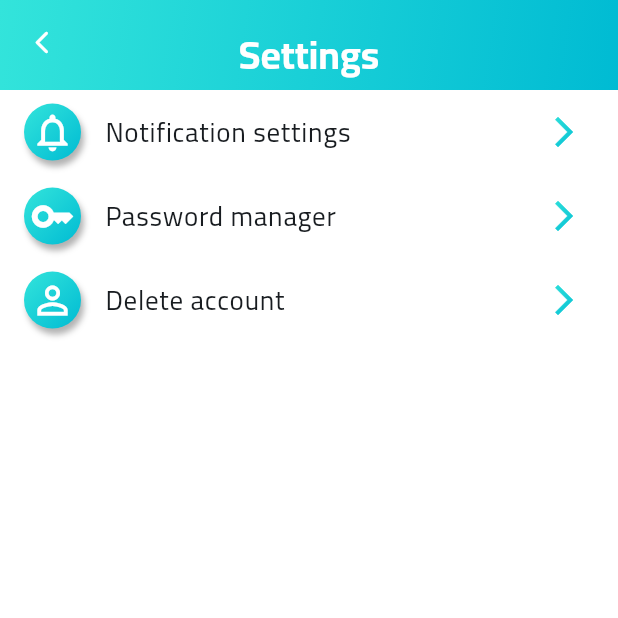
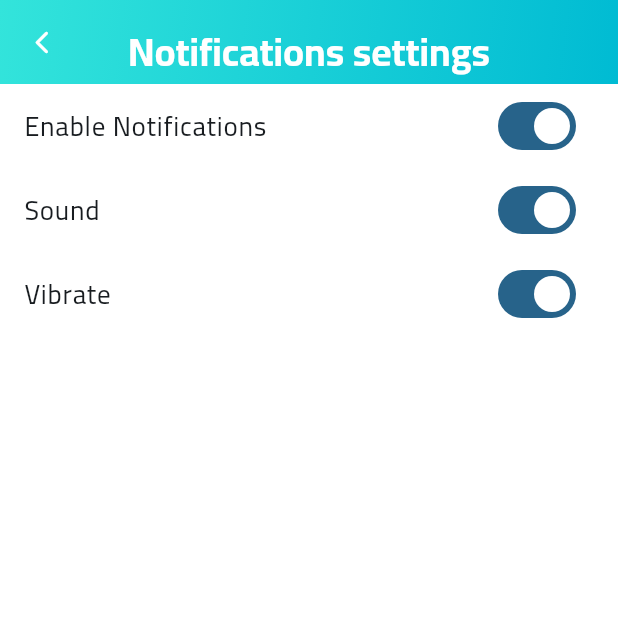
Before and after one commit to Abdalrahman1723/Health-care-management-app, a Flutter app: the SettingsScreen screen opened by its route, after a tap on "Notification settings", on a phone screen of 412 x 824 dp, the top half of it. Run offline on Flutter 3.47's test engine with Material 3 defaults, Android fonts, the phone set to English and light mode, and no system bars; our stand-ins replace bloc, dartz, equatable, flutter_svg, fluttertoast; missing offline and left inert: calendar_day_slot_navigator.

Commit message:
add notification settings screen

```diff
--- a/lib/config/routes/routes.dart
+++ b/lib/config/routes/routes.dart
@@ -1,3 +1,4 @@
+import 'package:health_care_app/features/app%20settings/presentation/screens/notification_settings_screen.dart';
 import 'package:health_care_app/features/app%20settings/presentation/screens/settings_screen.dart';
 import 'package:health_care_app/features/main%20page/presentation/screens/main_screen.dart';
 import 'package:health_care_app/features/personal%20profile/presentation/screens/edit_profile_screen.dart';
@@ -10,6 +11,8 @@ class Routes {
   static const String userProfileScreen = '/UserProfileScreen';
   static const String settingsScreen = '/SettingsScreen';
   static const String editProfileScreen = '/EditProfileScreen';
+  static const String notificationSettingsScreen = '/NotificationSettingsScreen';
+
 }
 
 final routes = {
@@ -18,4 +21,5 @@ final routes = {
   Routes.userProfileScreen: (context) => const UserProfileScreen(),
   Routes.settingsScreen: (context) => const SettingsScreen(),
   Routes.editProfileScreen: (context) => const EditProfileScreen(),
+  Routes.notificationSettingsScreen: (context) => const NotificationSettingsScreen(),
 };
--- /dev/null
+++ b/lib/core/utils/app_bar.dart
@@ -0,0 +1,34 @@
+import 'package:flutter/material.dart';
+import 'package:health_care_app/core/utils/app_colors.dart';
+
+AppBar myAppBar({required BuildContext context, required String title}) {
+  return AppBar(
+    // the back button
+    leading: IconButton(
+      style: ButtonStyle(
+        backgroundColor: WidgetStateProperty.all(Colors.transparent),
+      ),
+      onPressed: () => Navigator.pop(context),
+      icon: const Icon(
+        Icons.arrow_back_ios_new_rounded,
+        color: Colors.white,
+      ),
+    ),
+    automaticallyImplyLeading: false,
+    flexibleSpace: Container(
+      padding: const EdgeInsets.only(top: 12),
+      // for gradient color background
+      decoration: BoxDecoration(gradient: AppColors.containerBackground),
+      child: Column(
+        mainAxisAlignment: MainAxisAlignment.center,
+        crossAxisAlignment: CrossAxisAlignment.center,
+        children: [
+          Text(
+            title,
+            style: Theme.of(context).textTheme.headlineLarge,
+          ),
+        ],
+      ),
+    ),
+  );
+}
--- /dev/null
+++ b/lib/features/app settings/presentation/screens/notification_settings_screen.dart
@@ -0,0 +1,66 @@
+import 'package:flutter/material.dart';
+import 'package:health_care_app/core/utils/app_bar.dart';
+
+class NotificationSettingsScreen extends StatefulWidget {
+  const NotificationSettingsScreen({super.key});
+
+  @override
+  State<NotificationSettingsScreen> createState() =>
+      _NotificationSettingsScreenState();
+}
+
+class _NotificationSettingsScreenState
+    extends State<NotificationSettingsScreen> {
+  bool _enableNotifications = true;
+  bool _sound = true;
+  bool _vibrate = true;
+
+  @override
+  Widget build(BuildContext context) {
+    return Scaffold(
+      appBar: myAppBar(context: context, title: "Notifications settings"),
+      body: SafeArea(
+          child: SingleChildScrollView(
+        child: Column(children: [
+          ListTile(
+            title: const Text('Enable Notifications'),
+            trailing: Switch(
+              value: _enableNotifications, // This should be a state variable
+              onChanged: (bool value) {
+                setState(() {
+                  if (_enableNotifications) {
+                    _enableNotifications = false;
+                  } else {
+                    _enableNotifications = true;
+                  }
+                });
+              },
+            ),
+          ),
+          ListTile(
+            title: const Text('Sound'),
+            trailing: Switch(
+              value: _sound, // This should be a state variable
+              onChanged: (bool value) {
+                setState(() {
+                  _sound = value;
+                });
+              },
+            ),
+          ),
+          ListTile(
+            title: const Text('Vibrate'),
+            trailing: Switch(
+              value: _vibrate, // This should be a state variable
+              onChanged: (bool value) {
+                setState(() {
+                  _vibrate = value;
+                });
+              },
+            ),
+          ),
+        ]),
+      )),
+    );
+  }
+}
--- a/lib/features/app settings/presentation/screens/settings_screen.dart
+++ b/lib/features/app settings/presentation/screens/settings_screen.dart
@@ -1,4 +1,5 @@
 import 'package:flutter/material.dart';
+import 'package:health_care_app/config/routes/routes.dart';
 
 import '../../../../core/utils/app_colors.dart';
 import '../../../../core/utils/gradient_text.dart';
@@ -48,7 +49,9 @@ class SettingsScreen extends StatelessWidget {
             leading: iconContainer(Icons.notifications_none),
             trailing: GradientBackground.gradientIcon(Icons.arrow_forward_ios),
             title: const Text("Notification settings"),
-            onTap: () {},
+            onTap: () {
+              Navigator.pushNamed(context, Routes.notificationSettingsScreen);
+            },
           ),
           ListTile(
             leading: iconContainer(Icons.key_outlined),
```
